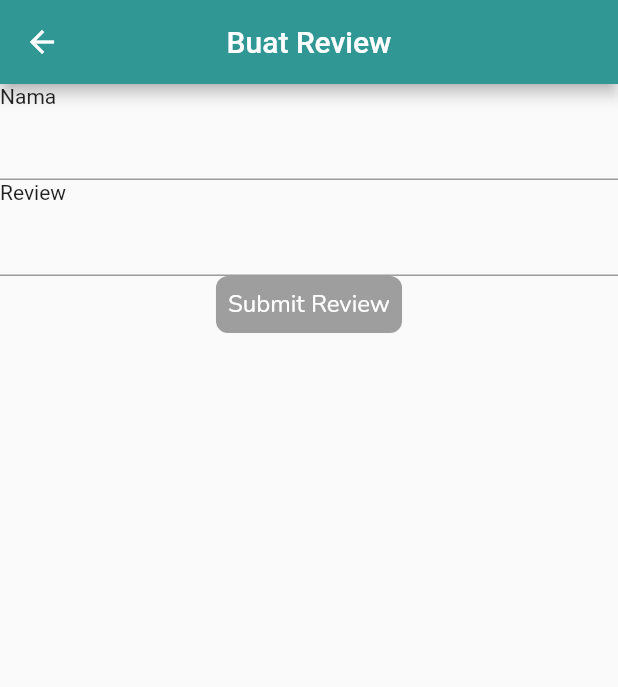
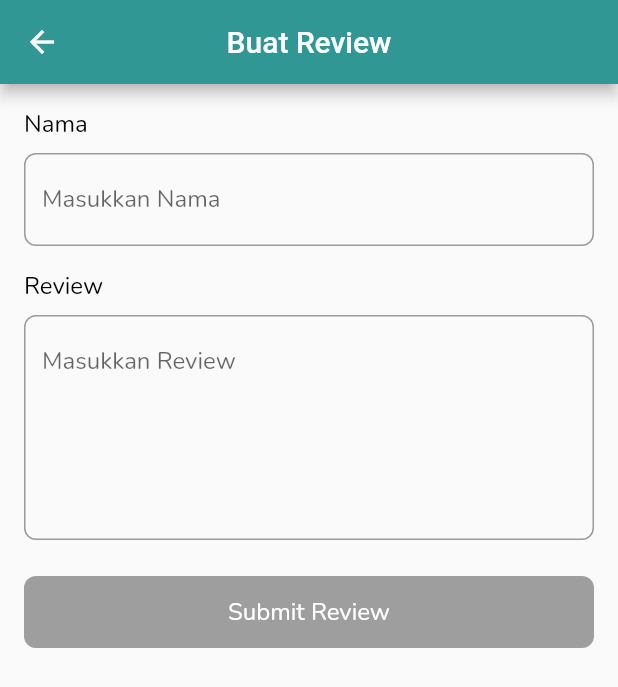
Before and after one commit to AdriF31/dicoding_flutter_fundamental_submission, a Flutter app: the CreateReviewView screen opened directly with empty values, on a phone screen of 412 x 824 dp. Shown: the top 687 px of the screen. Run offline on Flutter 3.47's test engine with Material 2 defaults, Android fonts, the phone set to English and light mode, and no system bars; our stand-ins replace bloc, cached_network_image, dio, equatable, flutter_bloc, flutter_rating_bar and 4 more; network calls fail.

Commit message:
submission 2

```diff
--- a/restaurant_app/lib/data/repository/repository_impl.dart
+++ b/restaurant_app/lib/data/repository/repository_impl.dart
@@ -1,5 +1,4 @@
 import 'dart:async';
-import 'dart:convert';
 
 import 'package:dio/dio.dart';
 import 'package:restaurant_app/data/model/post_review_model.dart';
@@ -7,7 +6,6 @@ import 'package:restaurant_app/data/model/restaurant_detail_model.dart';
 import 'package:restaurant_app/data/model/restaurant_list_model.dart';
 import 'package:restaurant_app/data/network.dart';
 import 'package:restaurant_app/data/repository/repository.dart';
-import 'package:restaurant_app/utils/get_json.dart';
 
 class RepositoryImpl implements Repository{
   Network network = Network();
--- a/restaurant_app/lib/modules/restaurant_detail/page/restaurant_detail_view.dart
+++ b/restaurant_app/lib/modules/restaurant_detail/page/restaurant_detail_view.dart
@@ -212,8 +212,9 @@ class _RestaurantDetailViewState extends State<RestaurantDetailView>
                                                                         (index) =>
                                                                             ListTile(
                                                                               title: Text(state.data?.restaurant?.customerReviews?[index].name ?? ""),
-                                                                              subtitle: Text(state.data?.restaurant?.customerReviews?[index].review ?? ""),
+                                                                              subtitle: Text(state.data?.restaurant?.customerReviews?[index].review ?? "",maxLines: 2,overflow: TextOverflow.ellipsis),
                                                                               leading: const CircleAvatar(
+                                                                                backgroundColor: primary,
                                                                                 child: Icon(Icons.person),
                                                                               ),
                                                                             ))),
--- a/restaurant_app/lib/modules/restaurant_list/page/restaurant_list_view.dart
+++ b/restaurant_app/lib/modules/restaurant_list/page/restaurant_list_view.dart
@@ -7,7 +7,6 @@ import 'package:fluttertoast/fluttertoast.dart';
 import 'package:restaurant_app/modules/restaurant_detail/page/restaurant_detail_page.dart';
 import 'package:restaurant_app/modules/restaurant_list/cubit/restaurant_cubit.dart';
 import 'package:restaurant_app/modules/restaurant_list/widgets/restaurant_card.dart';
-import 'package:restaurant_app/utils/sliver_appbar_delegate.dart';
 
 import '../../../utils/theme/theme.dart';
 
@@ -32,7 +31,7 @@ class RestaurantListView extends StatelessWidget {
           }
         },
         builder: (context, state) {
-          if (state is OnSuccessGetRestaurant && state.data.isNotEmpty) {
+          if (state is OnSuccessGetRestaurant) {
             var data = state.data;
             return Padding(
               padding: const EdgeInsets.all(16.0),
@@ -59,12 +58,12 @@ class RestaurantListView extends StatelessWidget {
                         filled: true,
                         border: OutlineInputBorder(
                             borderRadius: BorderRadius.circular(10)),
-                        suffixIcon: Icon(Icons.search)),
+                        suffixIcon: const Icon(Icons.search)),
                     textInputAction: TextInputAction.done,
                     textCapitalization: TextCapitalization.words,
                     keyboardType: TextInputType.text,
                   ),
-                  SizedBox(
+                  const SizedBox(
                     height: 16.0,
                   ),
                   state.data.isNotEmpty
@@ -89,9 +88,16 @@ class RestaurantListView extends StatelessWidget {
                                         rating: data[index]?.rating))),
                           ),
                         )
-                      : Column(
-                        mainAxisAlignment: MainAxisAlignment.center,
-                        children: [Text("Data tidak ditemukan", style: text16PW400,)],
+                      : const Expanded(
+                        child: Column(
+                            mainAxisAlignment: MainAxisAlignment.center,
+                            children: [
+                              Text(
+                                "Data tidak ditemukan",
+                                style: text16PW400,
+                              )
+                            ],
+                          ),
                       ),
                 ],
               ),
--- a/restaurant_app/lib/modules/review/cubit/create_review_cubit.dart
+++ b/restaurant_app/lib/modules/review/cubit/create_review_cubit.dart
@@ -1,8 +1,6 @@
-import 'package:bloc/bloc.dart';
-import 'package:dio/dio.dart';
+import 'package:flutter_bloc/flutter_bloc.dart';
 import 'package:equatable/equatable.dart';
 import 'package:flutter/cupertino.dart';
-import 'package:meta/meta.dart';
 import 'package:restaurant_app/data/model/post_review_model.dart';
 import 'package:restaurant_app/data/repository/repository_impl.dart';
 
--- a/restaurant_app/lib/modules/review/page/create_review_view.dart
+++ b/restaurant_app/lib/modules/review/page/create_review_view.dart
@@ -3,14 +3,20 @@ import 'package:flutter_bloc/flutter_bloc.dart';
 import 'package:fluttertoast/fluttertoast.dart';
 import 'package:restaurant_app/modules/review/cubit/create_review_cubit.dart';
 import 'package:restaurant_app/utils/theme/text_style.dart';
+import 'package:restaurant_app/utils/widgets/elevated_button_widget.dart';
 
 import '../../../utils/theme/color.dart';
 
-class CreateReviewView extends StatelessWidget {
+class CreateReviewView extends StatefulWidget {
   final String? id;
 
   const CreateReviewView({super.key, required this.id});
 
+  @override
+  State<CreateReviewView> createState() => _CreateReviewViewState();
+}
+
+class _CreateReviewViewState extends State<CreateReviewView> {
   @override
   Widget build(BuildContext context) {
     return Scaffold(
@@ -18,48 +24,67 @@ class CreateReviewView extends StatelessWidget {
         title: Text("Buat Review"),
         centerTitle: true,
       ),
-        body: Column(
+      body: BlocListener<CreateReviewCubit, CreateReviewState>(
+        listener: (context, state) {
+          if (state is OnSuccessPostReview) {
+            Fluttertoast.showToast(msg: state.data?.message ?? "");
+            Navigator.pop(context);
+          } else if (state is OnFailedPostReview) {
+            Fluttertoast.showToast(msg: state.data?.message ?? "");
+          }
+        },
+        child: Padding(
+          padding: const EdgeInsets.all(16.0),
+          child: Column(
             children: [
               Column(
                 crossAxisAlignment: CrossAxisAlignment.start,
                 children: [
-                Text("Nama"),
+                  Text("Nama",style: text16PW400,),
+                  SizedBox(height: 8,),
                   TextField(
                     controller: context.read<CreateReviewCubit>().nameController,
+                    decoration: InputDecoration(
+                        hintText: "Masukkan Nama",
+                        border: OutlineInputBorder(
+                            borderRadius: BorderRadius.circular(8)
+                        )
+                    ),
+                    style: text16PW400,
+                    onChanged: (value) {
+                      setState(() {});
+                    },
                   ),
                 ],
               ),
+              SizedBox(height: 16,),
               Column(
                 crossAxisAlignment: CrossAxisAlignment.start,
                 children: [
-                Text("Review"),
+                  Text("Review",style: text16PW400),
+                  SizedBox(height: 8,),
                   TextField(
                     controller:
                         context.read<CreateReviewCubit>().reviewController,
+                    decoration: InputDecoration(
+                      hintText: "Masukkan Review",
+                      border: OutlineInputBorder(
+                        borderRadius: BorderRadius.circular(8)
+                      )
+                    ),
+                    style: text16PW400,
+                    maxLines: 5,
+                    onChanged: (value) {
+                      setState(() {});
+                    },
                   ),
                 ],
               ),
-            BlocListener<CreateReviewCubit, CreateReviewState>(
-              listener: (context, state) {
-                if(state is OnSuccessPostReview){
-                  Navigator.pop(context);
-                }else if(state is OnFailedPostReview){
-                  Fluttertoast.showToast(msg: state.data?.message ?? "");
-                }
-              },
-              child: InkWell(
-                onTap: () {
-                  context.read<CreateReviewCubit>().postReview(id: id);
-                  Navigator.pop(context);
-                },
-                child: Container(
-                  padding: EdgeInsets.all(8),
-                  decoration: BoxDecoration(
-                      color: (context
-                                          .read<CreateReviewCubit>()
-                                          .nameController
-                                          .text ??
-                                      "")
+              SizedBox(height: 24,),
+              ElevatedButtonWidget(
+                buttonText: "Submit Review",
+                onPressed:
+                    (context.read<CreateReviewCubit>().nameController.text ?? "")
                                 .isNotEmpty &&
                             (context
                                         .read<CreateReviewCubit>()
@@ -67,17 +92,15 @@ class CreateReviewView extends StatelessWidget {
                                         .text ??
                                     "")
                                 .isNotEmpty
-                          ? primary
-                          : Colors.grey,
-                      borderRadius: BorderRadius.circular(8)),
-                  child: Text(
-                    "Submit Review",
-                    style: text16W400,
+                        ? () {
+                            context.read<CreateReviewCubit>().postReview(id: widget.id);
+                          }
+                        : null,
+              )
+            ],
           ),
         ),
       ),
-            )
-          ],
-        ));
+    );
   }
 }
--- /dev/null
+++ b/restaurant_app/lib/utils/widgets/elevated_button_widget.dart
@@ -0,0 +1,143 @@
+import 'package:flutter/material.dart';
+import 'package:flutter_spinkit/flutter_spinkit.dart';
+import 'package:restaurant_app/utils/theme/color.dart';
+import 'package:restaurant_app/utils/theme/text_style.dart';
+
+class ElevatedButtonWidget extends StatelessWidget {
+  final String buttonText;
+  final Function? onPressed;
+  final Color? buttonColor;
+  final Color? loadingButtonColor;
+  final double? buttonHeight;
+  final TextStyle buttonTextStyle;
+  final TextStyle buttonDisableTextStyle;
+  final double? buttonWidth;
+  final Widget? widget;
+  final double? borderRadius;
+  final OutlinedBorder? shape;
+  final bool? isLoading;
+  final double? isLoadingSize;
+  final Color? isLoadingColor;
+  final double elevation;
+  final bool? isLogin;
+  final bool? fitWidth;
+  final EdgeInsetsGeometry? margin;
+  final EdgeInsetsGeometry? padding;
+  final Color? borderColor;
+
+  const ElevatedButtonWidget(
+      {Key? key,
+        required this.buttonText,
+        this.buttonTextStyle = text16W400,
+        this.buttonDisableTextStyle = text16W400,
+        this.onPressed,
+        this.buttonColor,
+        this.loadingButtonColor,
+        this.buttonHeight,
+        this.buttonWidth,
+        this.widget,
+        this.borderRadius = 8,
+        this.shape,
+        this.isLoading = false,
+        this.isLoadingSize = 20,
+        this.isLoadingColor = Colors.white,
+        this.elevation = 1,
+        this.isLogin = false,
+        this.fitWidth = false,
+        this.margin,
+        this.padding,
+        this.borderColor})
+      : super(key: key);
+
+  @override
+  Widget build(BuildContext context) {
+    double additionalPadding =
+    buttonWidth == null ? MediaQuery.of(context).padding.bottom / 4 : 0;
+
+    return Container(
+      margin: margin ?? const EdgeInsets.all(0),
+      padding: padding ?? const EdgeInsets.all(0),
+      height: buttonHeight == null ? 48 + additionalPadding : buttonHeight,
+      decoration: BoxDecoration(
+          borderRadius: BorderRadius.circular(borderRadius ?? 0),
+          border: borderColor != null
+              ? Border.all(width: 1, color: borderColor ?? Colors.grey)
+              : null),
+      width: fitWidth == null || fitWidth == false
+          ? MediaQuery.of(context).size.width
+          : null,
+      child: ElevatedButton(
+        style: ButtonStyle(
+          backgroundColor:
+          MaterialStateProperty.all<Color>(loadingButtonColor != null
+              ? loadingButtonColor!
+              : onPressed == null
+              ? Colors.grey
+              : buttonColor == null
+              ? primary
+              : buttonColor!),
+          elevation: MaterialStateProperty.all<double>(
+              onPressed == null ? 0 : elevation),
+          shape: MaterialStateProperty.all<OutlinedBorder>(
+            shape != null
+                ? shape!
+                : RoundedRectangleBorder(
+              borderRadius: BorderRadius.circular(borderRadius!),
+            ),
+          ),
+        ),
+        // disabledColor: tertiary300,
+        // elevation: elevation,
+        onPressed: onPressed == null ? null : onPressed as void Function()?,
+        // color: buttonColor == null ? primary600 : buttonColor,
+        child: FittedBox(
+          fit: BoxFit.fitWidth,
+          child: Row(
+            mainAxisAlignment: MainAxisAlignment.center,
+            children: [
+              isLoading!
+                  ? Container(
+                margin: const EdgeInsets.only(right: 10),
+                child: isLogin!
+                    ? SpinKitThreeBounce(
+                  color: isLoadingColor!,
+                  size: isLoadingSize!,
+                )
+                    : SpinKitRing(
+                  lineWidth: 2,
+                  color: onPressed == null &&
+                      loadingButtonColor == null
+                      ? Colors.grey
+                      : isLoadingColor!,
+                  size: isLoadingSize!,
+                ),
+              )
+                  : Container(),
+              isLoading! && isLogin!
+                  ? Container()
+                  : Text(
+                buttonText,
+                style: onPressed == null
+                    ? buttonDisableTextStyle
+                    : buttonTextStyle,
+              ),
+              widget != null
+                  ? Row(
+                children: [
+                  const SizedBox(height: 2,),
+                  widget!,
+                ],
+              )
+                  : Container()
+            ],
+          ),
+        ),
+        // shape: shape != null
+        //     ? shape
+        //     : RoundedRectangleBorder(
+        //         borderRadius: BorderRadius.circular(borderRadius!),
+        //       ),
+      ),
+    );
+  }
+}
```
Lines whose indentation alone changed are shown as unchanged.
